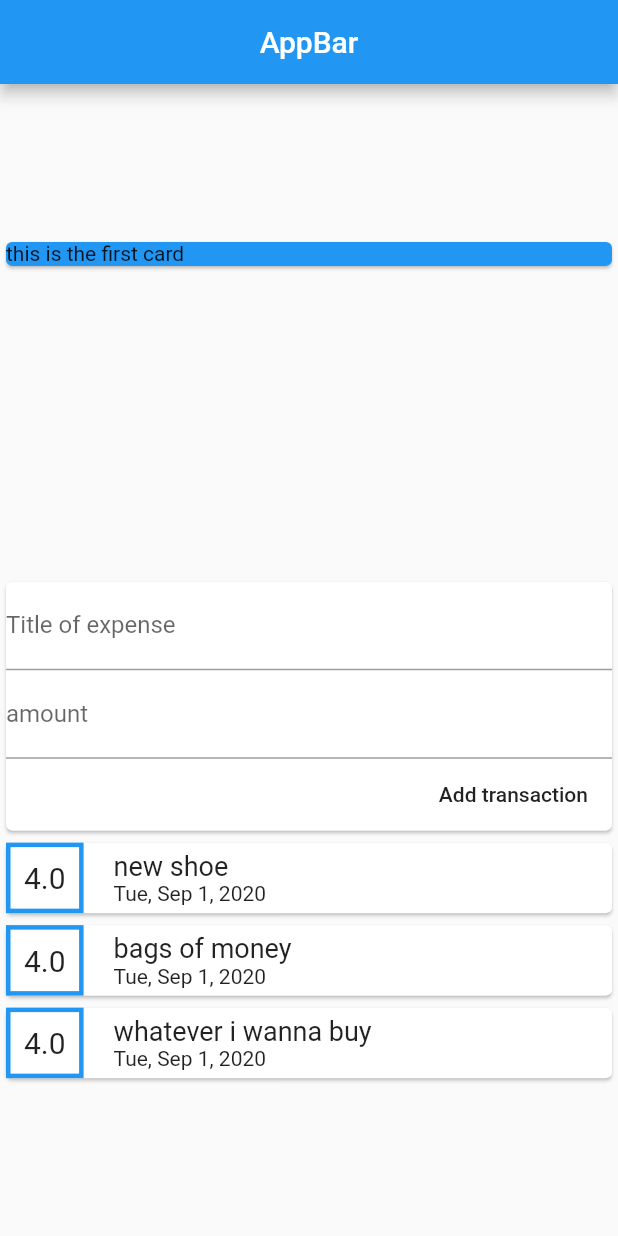
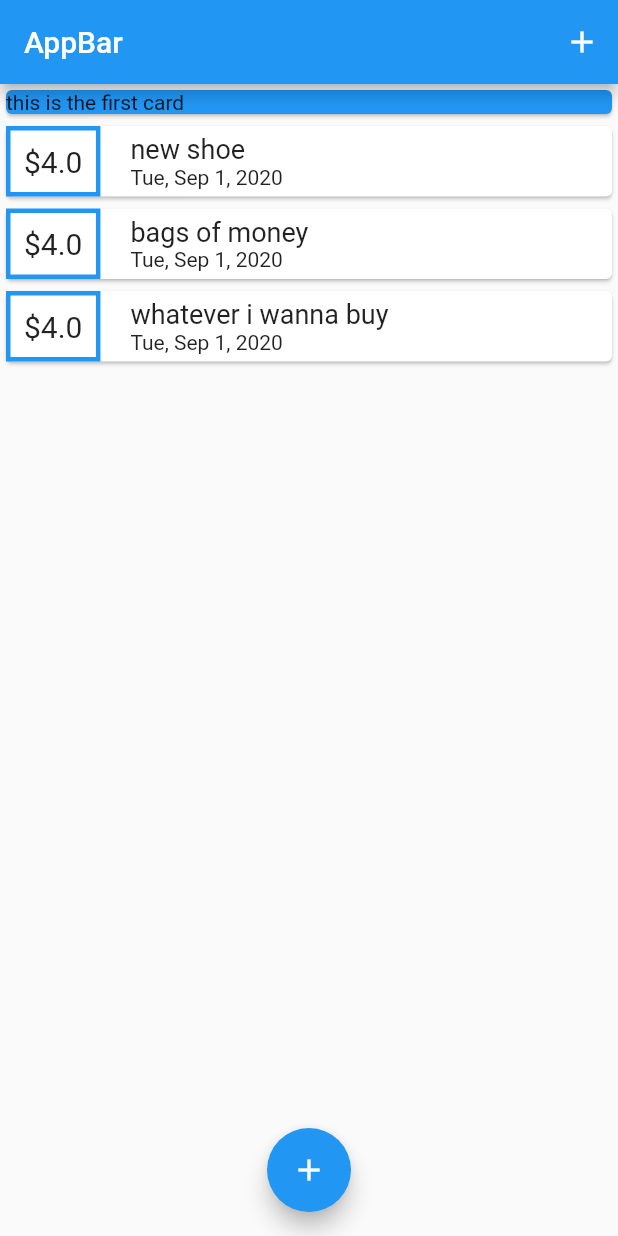
Before and after one commit to jhaymesdev/budgetCalculator, a Flutter app: the screen it shows after launch, on a phone screen of 412 x 824 dp. Run offline on Flutter 3.47's test engine with Material 2 defaults, Android fonts, the phone set to English and light mode, and no system bars; missing offline and left inert: dart:ffi.

```diff
--- a/lib/main.dart
+++ b/lib/main.dart
@@ -1,11 +1,11 @@
+import 'dart:ffi';
 import 'dart:io';
 
-
+import './widgets/transactionList.dart';
 import './widgets/newTransaction.dart';
-import './widgets/userTransaction.dart';
-
 
 import 'package:flutter/material.dart';
+import './models/transaction.dart';
 
 void main() {
   runApp(MyApp());
@@ -16,21 +16,43 @@ class MyApp extends StatelessWidget {
   @override
   Widget build(BuildContext context) {
     return MaterialApp(
-      title: 'Flutter Demo',
+      title: 'Expense',
       home: Home(),
     );
   }
 }
-
 class Home extends StatefulWidget {
   @override
   _HomeState createState() => _HomeState();
 }
+class _HomeState extends State<Home> {
+  final List<Transaction> userTransaction = [
+    Transaction(id: "t1", title: "new shoe", amount: 4.0, date: DateTime.now()),
+    Transaction(
+        id: "t1", title: "bags of money", amount: 4.0, date: DateTime.now()),
+    Transaction(
+        id: "t1",
+        title: "whatever i wanna buy",
+        amount: 4.0,
+        date: DateTime.now())
+  ];
+  void _addNewTransaction(String title, double amount) {
+    final newtx = Transaction(
+        title: title,
+        amount: amount,
+        date: DateTime.now(),
+        id: DateTime.now().toString());
+    setState(() {
 
-class _HomeState extends State<Home> {
+      userTransaction.add(newtx);
+    });
+  }
 
-  String title = '';
-  String amount = '';
+  void startAddNewTrans(BuildContext cntxt){
+    showModalBottomSheet(context: cntxt, builder: (builderCntxt){
+      return NewTransaction(_addNewTransaction);
+    });
+  }
   @override
   Widget build(BuildContext context) {
     return Scaffold(
@@ -38,9 +60,13 @@ class _HomeState extends State<Home> {
         title: Text(
           "AppBar",
         ),
-        centerTitle: true,
+        //centerTitle: true,
+        actions: [
+          IconButton(icon: Icon(Icons.add) , onPressed: () => startAddNewTrans(context))
+        ],
       ),
-      body: Column(
+      body: SingleChildScrollView(
+        child: Column(
           crossAxisAlignment: CrossAxisAlignment.start,
           mainAxisAlignment: MainAxisAlignment.spaceAround,
           children: [
@@ -50,11 +76,13 @@ class _HomeState extends State<Home> {
                   color: Colors.blue,
                   child: Text("this is the first card"),
                 )),
-          UserTransactions()
-
-
+            TransactionList(userTransaction)
           ],
         ),
+      ),
+      floatingActionButton: FloatingActionButton(onPressed:() => startAddNewTrans(context),child: Icon(Icons.add),),
+      floatingActionButtonLocation: FloatingActionButtonLocation.centerFloat,
+      bottomNavigationBar: BottomAppBar(elevation: 20,color: Colors.red,),
     );
   }
 }
--- a/lib/widgets/transactionList.dart
+++ b/lib/widgets/transactionList.dart
@@ -4,19 +4,21 @@ import 'package:intl/intl.dart';
 
 class TransactionList extends StatelessWidget {
 
-  List<Transaction> userTransaction ;
+  final List<Transaction> userTransaction ;
   TransactionList(this.userTransaction);
   @override
   Widget build(BuildContext context) {
-    return Column(
-      children: userTransaction.map((tx) {
+    return Container(
+      height: 400,
+      child: ListView.builder(
+       itemBuilder: (context, index){
 return Card(
   child: Row(
     mainAxisAlignment: MainAxisAlignment.start,
     children: [
       Container(
         child: Text(
-                  tx.amount.toString(),
+         "\$${userTransaction[index].amount.toStringAsFixed(1)}",
           style: TextStyle(
             fontSize: 20.0,
 
@@ -37,18 +39,23 @@ class TransactionList extends StatelessWidget {
         crossAxisAlignment: CrossAxisAlignment.start,
         children: [
           Text(
-                    tx.title,
+            userTransaction[index].title,
             style: TextStyle(
               fontSize: 18.0,
             ),
           ),
-                  Text(DateFormat.yMMMEd().format(tx.date)),
+          Text(DateFormat.yMMMEd().format(userTransaction[index].date)),
         ],
       )
     ],
   ),
 );
-      }).toList(),
+       },
+       itemCount: userTransaction.length,
+
+
+
+      ),
     );
   }
 }
--- a/lib/widgets/userTransaction.dart
+++ /dev/null
@@ -1,42 +0,0 @@
-import 'package:flutter/material.dart';
-import '../widgets/transactionList.dart';
-import '../widgets/newTransaction.dart';
-import '../models/transaction.dart';
-
-class UserTransactions extends StatefulWidget {
-  @override
-  _UserTransactionsState createState() => _UserTransactionsState();
-}
-
-class _UserTransactionsState extends State<UserTransactions> {
-  final List<Transaction> userTransaction = [
-    Transaction(id: "t1", title: "new shoe", amount: 4.0, date: DateTime.now()),
-    Transaction(
-        id: "t1", title: "bags of money", amount: 4.0, date: DateTime.now()),
-    Transaction(
-        id: "t1",
-        title: "whatever i wanna buy",
-        amount: 4.0,
-        date: DateTime.now())
-  ];
-  void _addNewTransaction(String title, double amount) {
-    final newtx = Transaction(
-        title: title,
-        amount: amount,
-        date: DateTime.now(),
-        id: DateTime.now().toString());
-    setState(() {
-      userTransaction.add(newtx);
-    });
-  }
-
-  @override
-  Widget build(BuildContext context) {
-    return Column(
-      children: [
-        NewTransaction(_addNewTransaction),
-        TransactionList(userTransaction)
-      ],
-    );
-  }
-}
```
Also changed, not shown: lib/widgets/newTransaction.dart (+27 -6 lines), pubspec.yaml (+11 -11 lines), assets/fonts/fonts/OpenSans-Bold.ttf (added), assets/fonts/fonts/OpenSans-Regular.ttf (added), assets/fonts/fonts/Quicksand-Bold.ttf (added), assets/fonts/fonts/Quicksand-Light.ttf (added), assets/fonts/fonts/Quicksand-Medium.ttf (added), assets/fonts/fonts/Quicksand-Regular.ttf (added), assets/images/waiting.png (added). Lines whose indentation alone changed are shown as unchanged.
